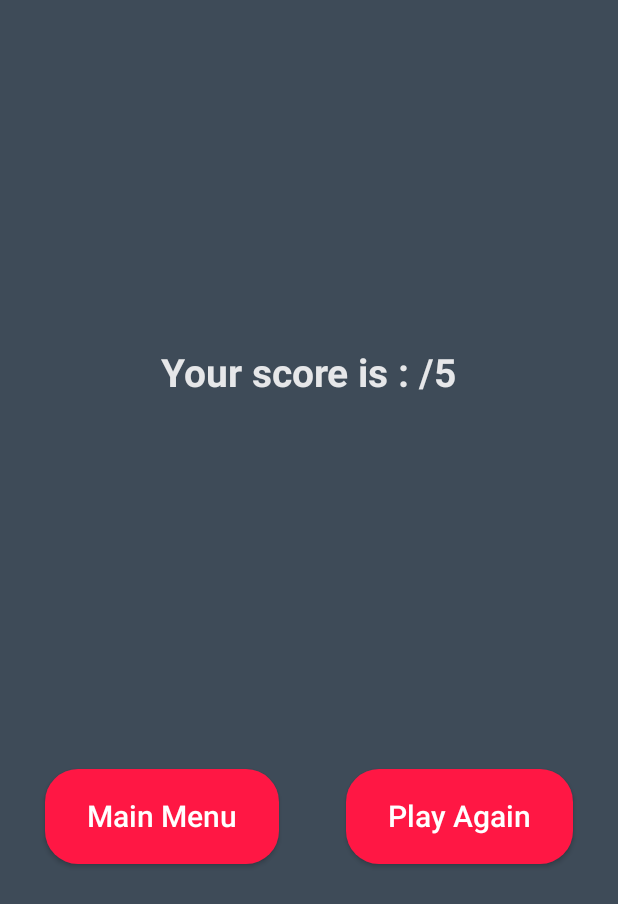
After one commit to serkend/Quiz, an Android app built with Jetpack Compose: the composable FinishScreen called with empty values, on a phone screen of 412 x 824 dp. The commit adds this screen. Shown: the top 904 px of the screen. Run offline under Robolectric (Android 15) with nearby library versions, the phone set to English and light mode, and no system bars; our stand-ins replace accompanist.

Commit message:
Added Finish Screen

```diff
--- a/app/src/main/java/com/multicategory/uniquequiz/ui/navigation/Screens.kt
+++ b/app/src/main/java/com/multicategory/uniquequiz/ui/navigation/Screens.kt
@@ -3,6 +3,7 @@ package com.multicategory.uniquequiz.ui.navigation
 sealed class Screens(val route: String) {
     object CategoryScreen : Screens(route = "CategoryScreen")
     object QuizScreen : Screens(route = "QuizScreen")
+    object FinishScreen : Screens(route = "FinishScreen")
 
     fun withArgs(vararg args: String): String {
         return buildString {
@@ -14,6 +15,7 @@ sealed class Screens(val route: String) {
     }
 
     companion object{
+        const val SCORE = "score"
         const val CATEGORY = "category"
         const val DIFFICULTY = "difficulty"
         const val CATEGORY_ID = "category_id"
--- /dev/null
+++ b/app/src/main/java/com/multicategory/uniquequiz/ui/screens/finish_screen/FinishScreen.kt
@@ -0,0 +1,66 @@
+package com.multicategory.uniquequiz.ui.screens.finish_screen
+
+import androidx.compose.foundation.layout.*
+import androidx.compose.material.Button
+import androidx.compose.material.MaterialTheme
+import androidx.compose.material.Text
+import androidx.compose.runtime.Composable
+import androidx.compose.ui.Alignment
+import androidx.compose.ui.Modifier
+import androidx.compose.ui.res.stringResource
+import androidx.compose.ui.unit.dp
+import androidx.navigation.NavController
+import com.multicategory.uniquequiz.R
+import com.multicategory.uniquequiz.ui.navigation.Screens
+import com.multicategory.uniquequiz.ui.utils.AMOUNT_QUESTIONS
+
+@Composable
+fun FinishScreen(navController: NavController, score: String) {
+    Column(
+        modifier = Modifier.fillMaxSize(),
+        horizontalAlignment = Alignment.CenterHorizontally,
+        verticalArrangement = Arrangement.SpaceEvenly
+    ) {
+//        Column(
+//            modifier = Modifier.fillMaxWidth(),
+//            verticalArrangement = Arrangement.spacedBy(10.dp),
+//            horizontalAlignment = Alignment.CenterHorizontally
+//        ) {
+            Text(
+                text = stringResource(R.string.your_score, score, AMOUNT_QUESTIONS),
+                style = MaterialTheme.typography.h1
+            )
+            Row(modifier = Modifier.fillMaxWidth(), horizontalArrangement = Arrangement.SpaceEvenly) {
+                Button(
+                    modifier = Modifier.padding(14.dp),
+                    shape = MaterialTheme.shapes.medium,
+                    onClick = {
+                        navController.navigate(Screens.CategoryScreen.withArgs())
+                    }
+                ) {
+                    Text(
+                        modifier = Modifier.padding(12.dp),
+                        text = stringResource(R.string.main_menu),
+                        style = MaterialTheme.typography.h2,
+                        color = MaterialTheme.colors.onSurface
+                    )
+                }
+
+                Button(
+                    modifier = Modifier.padding(14.dp),
+                    shape = MaterialTheme.shapes.medium,
+                    onClick = {
+                        navController.popBackStack()
+                    }
+                ) {
+                    Text(
+                        modifier = Modifier.padding(12.dp),
+                        text = stringResource(R.string.play_again),
+                        style = MaterialTheme.typography.h2,
+                        color = MaterialTheme.colors.onSurface
+                    )
+                }
+            }
+        }
+    }
+//}
--- a/app/src/main/java/com/multicategory/uniquequiz/ui/theme/Type.kt
+++ b/app/src/main/java/com/multicategory/uniquequiz/ui/theme/Type.kt
@@ -12,6 +12,11 @@ val Typography = Typography(
         fontFamily = FontFamily.Default,
         fontWeight = FontWeight.Normal,
         fontSize = 16.sp
+    ),
+    h1 = TextStyle(
+        fontFamily = FontFamily.Default,
+        fontWeight = FontWeight(700),
+        fontSize = 26.sp
     ),
     h2 = TextStyle(
         fontFamily = FontFamily.Default,
--- a/app/src/main/java/com/multicategory/uniquequiz/ui/utils/utils.kt
+++ b/app/src/main/java/com/multicategory/uniquequiz/ui/utils/utils.kt
@@ -20,7 +20,7 @@ import com.multicategory.uniquequiz.ui.theme.ShimmerGradient_1
 import com.multicategory.uniquequiz.ui.theme.ShimmerGradient_2
 import com.multicategory.uniquequiz.ui.theme.ShimmerGradient_3
 
-val AMOUNT_QUESTIONS = 5
+const val AMOUNT_QUESTIONS = 5
 
 fun Modifier.shimmerEffect(): Modifier = composed {
     var size by remember { mutableStateOf(IntSize.Zero) }
--- a/app/src/main/res/values/strings.xml
+++ b/app/src/main/res/values/strings.xml
@@ -10,5 +10,10 @@
     <string name="difficulty">Difficulty :</string>
     <string name="choose_difficulty">Choose your difficulty</string>
     <string name="choose_answer">Choose answer</string>
+    <string name="next">Next</string>
+    <string name="finish">Finish</string>
+    <string name="your_score">Your score is : %1$s/%2$d</string>
+    <string name="main_menu">Main Menu</string>
+    <string name="play_again">Play Again</string>
 
 </resources>
```
Also changed, not shown: app/src/main/java/com/multicategory/uniquequiz/ui/navigation/Navigation.kt (+15 -0 lines), app/src/main/java/com/multicategory/uniquequiz/ui/screens/quiz_screen/QuizScreen.kt (+54 -65 lines), app/src/main/java/com/multicategory/uniquequiz/ui/screens/quiz_screen/states/QuestionsState.kt (added, +11 -0 lines), app/src/main/java/com/multicategory/uniquequiz/ui/screens/quiz_screen/viewmodel/QuizViewModel.kt (+70 -20 lines), app/src/main/ic_launcher-playstore.png (added), app/src/main/java/com/multicategory/uniquequiz/ui/screens/quiz_screen/states/QuizState.kt (renamed from app/src/main/java/com/multicategory/uniquequiz/ui/screens/quiz_screen/states/CategoryState.kt), 1 other file.
